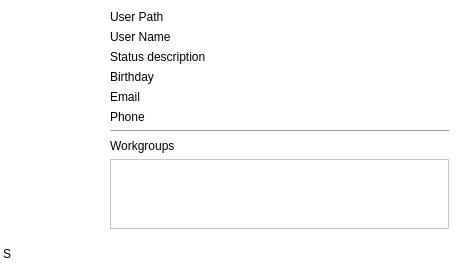
Above: src/desktop/GuiVCard.ui from Stkai/BeeBEEP before the change. Below: the same form after it.
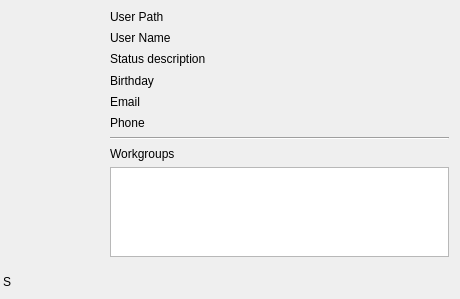
That is the form after the change. Icons and pictures are not drawn.

Commit message: Working on new default colors. Translations updtaed.

Patch:
```diff
--- a/src/desktop/GuiVCard.ui
+++ b/src/desktop/GuiVCard.ui
@@ -7,7 +7,7 @@
     <x>0</x>
     <y>0</y>
     <width>460</width>
-    <height>265</height>
+    <height>299</height>
    </rect>
   </property>
   <property name="minimumSize">
@@ -16,76 +16,9 @@
     <height>0</height>
    </size>
   </property>
-  <property name="palette">
-   <palette>
-    <active>
-     <colorrole role="Base">
-      <brush brushstyle="SolidPattern">
-       <color alpha="255">
-        <red>255</red>
-        <green>255</green>
-        <blue>255</blue>
-       </color>
-      </brush>
-     </colorrole>
-     <colorrole role="Window">
-      <brush brushstyle="SolidPattern">
-       <color alpha="255">
-        <red>255</red>
-        <green>255</green>
-        <blue>255</blue>
-       </color>
-      </brush>
-     </colorrole>
-    </active>
-    <inactive>
-     <colorrole role="Base">
-      <brush brushstyle="SolidPattern">
-       <color alpha="255">
-        <red>255</red>
-        <green>255</green>
-        <blue>255</blue>
-       </color>
-      </brush>
-     </colorrole>
-     <colorrole role="Window">
-      <brush brushstyle="SolidPattern">
-       <color alpha="255">
-        <red>255</red>
-        <green>255</green>
-        <blue>255</blue>
-       </color>
-      </brush>
-     </colorrole>
-    </inactive>
-    <disabled>
-     <colorrole role="Base">
-      <brush brushstyle="SolidPattern">
-       <color alpha="255">
-        <red>255</red>
-        <green>255</green>
-        <blue>255</blue>
-       </color>
-      </brush>
-     </colorrole>
-     <colorrole role="Window">
-      <brush brushstyle="SolidPattern">
-       <color alpha="255">
-        <red>255</red>
-        <green>255</green>
-        <blue>255</blue>
-       </color>
-      </brush>
-     </colorrole>
-    </disabled>
-   </palette>
-  </property>
   <property name="focusPolicy">
    <enum>Qt::ClickFocus</enum>
   </property>
-  <property name="windowTitle">
-   <string>Widget</string>
-  </property>
   <layout class="QGridLayout" name="gridLayout">
    <property name="leftMargin">
     <number>3</number>
@@ -122,70 +55,6 @@
        <height>98</height>
       </size>
      </property>
-     <property name="palette">
-      <palette>
-       <active>
-        <colorrole role="Base">
-         <brush brushstyle="SolidPattern">
-          <color alpha="255">
-           <red>255</red>
-           <green>255</green>
-           <blue>255</blue>
-          </color>
-         </brush>
-        </colorrole>
-        <colorrole role="Window">
-         <brush brushstyle="SolidPattern">
-          <color alpha="255">
-           <red>255</red>
-           <green>255</green>
-           <blue>255</blue>
-          </color>
-         </brush>
-        </colorrole>
-       </active>
-       <inactive>
-        <colorrole role="Base">
-         <brush brushstyle="SolidPattern">
-          <color alpha="255">
-           <red>255</red>
-           <green>255</green>
-           <blue>255</blue>
-          </color>
-         </brush>
-        </colorrole>
-        <colorrole role="Window">
-         <brush brushstyle="SolidPattern">
-          <color alpha="255">
-           <red>255</red>
-           <green>255</green>
-           <blue>255</blue>
-          </color>
-         </brush>
-        </colorrole>
-       </inactive>
-       <disabled>
-        <colorrole role="Base">
-         <brush brushstyle="SolidPattern">
-          <color alpha="255">
-           <red>255</red>
-           <green>255</green>
-           <blue>255</blue>
-          </color>
-         </brush>
-        </colorrole>
-        <colorrole role="Window">
-         <brush brushstyle="SolidPattern">
-          <color alpha="255">
-           <red>255</red>
-           <green>255</green>
-           <blue>255</blue>
-          </color>
-         </brush>
-        </colorrole>
-       </disabled>
-      </palette>
-     </property>
      <property name="autoFillBackground">
       <bool>true</bool>
      </property>
@@ -199,70 +68,6 @@
    </item>
    <item row="0" column="1" rowspan="2">
     <widget class="QFrame" name="mp_frame">
-     <property name="palette">
-      <palette>
-       <active>
-        <colorrole role="Base">
-         <brush brushstyle="SolidPattern">
-          <color alpha="255">
-           <red>255</red>
-           <green>255</green>
-           <blue>255</blue>
-          </color>
-         </brush>
-        </colorrole>
-        <colorrole role="Window">
-         <brush brushstyle="SolidPattern">
-          <color alpha="255">
-           <red>255</red>
-           <green>255</green>
-           <blue>255</blue>
-          </color>
-         </brush>
-        </colorrole>
-       </active>
-       <inactive>
-        <colorrole role="Base">
-         <brush brushstyle="SolidPattern">
-          <color alpha="255">
-           <red>255</red>
-           <green>255</green>
-           <blue>255</blue>
-          </color>
-         </brush>
-        </colorrole>
-        <colorrole role="Window">
-         <brush brushstyle="SolidPattern">
-          <color alpha="255">
-           <red>255</red>
-           <green>255</green>
-           <blue>255</blue>
-          </color>
-         </brush>
-        </colorrole>
-       </inactive>
-       <disabled>
-        <colorrole role="Base">
-         <brush brushstyle="SolidPattern">
-          <color alpha="255">
-           <red>255</red>
-           <green>255</green>
-           <blue>255</blue>
-          </color>
-         </brush>
-        </colorrole>
-        <colorrole role="Window">
-         <brush brushstyle="SolidPattern">
-          <color alpha="255">
-           <red>255</red>
-           <green>255</green>
-           <blue>255</blue>
-          </color>
-         </brush>
-        </colorrole>
-       </disabled>
-      </palette>
-     </property>
      <property name="autoFillBackground">
       <bool>true</bool>
      </property>
```
The commit also changes 36 other files.
